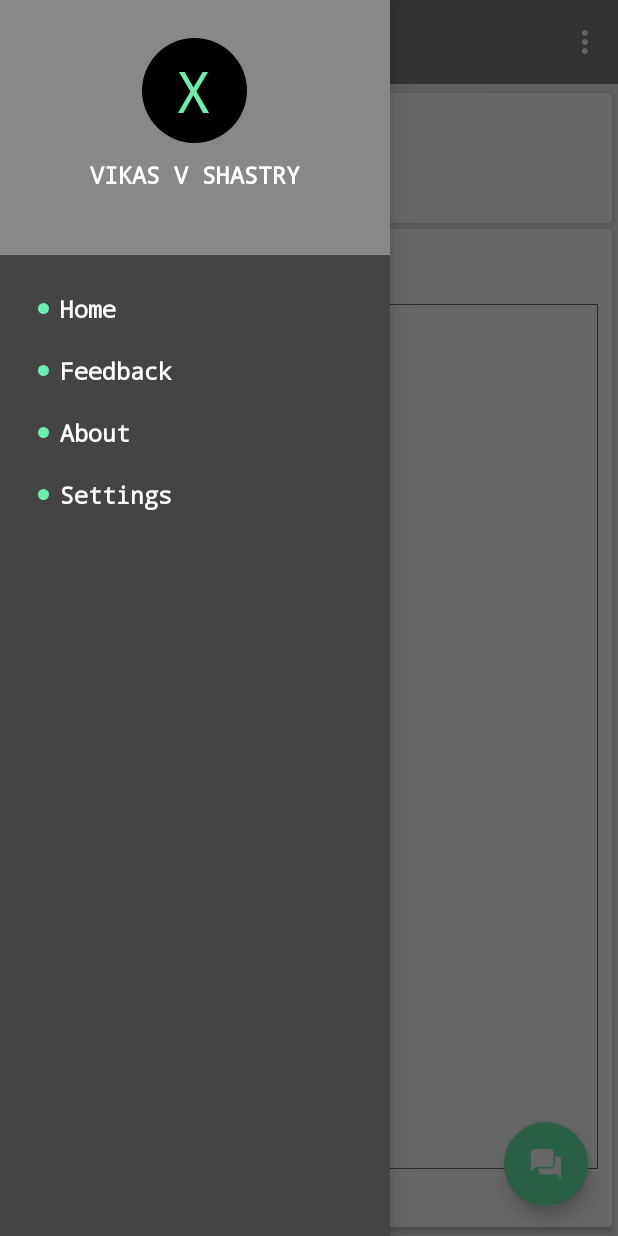
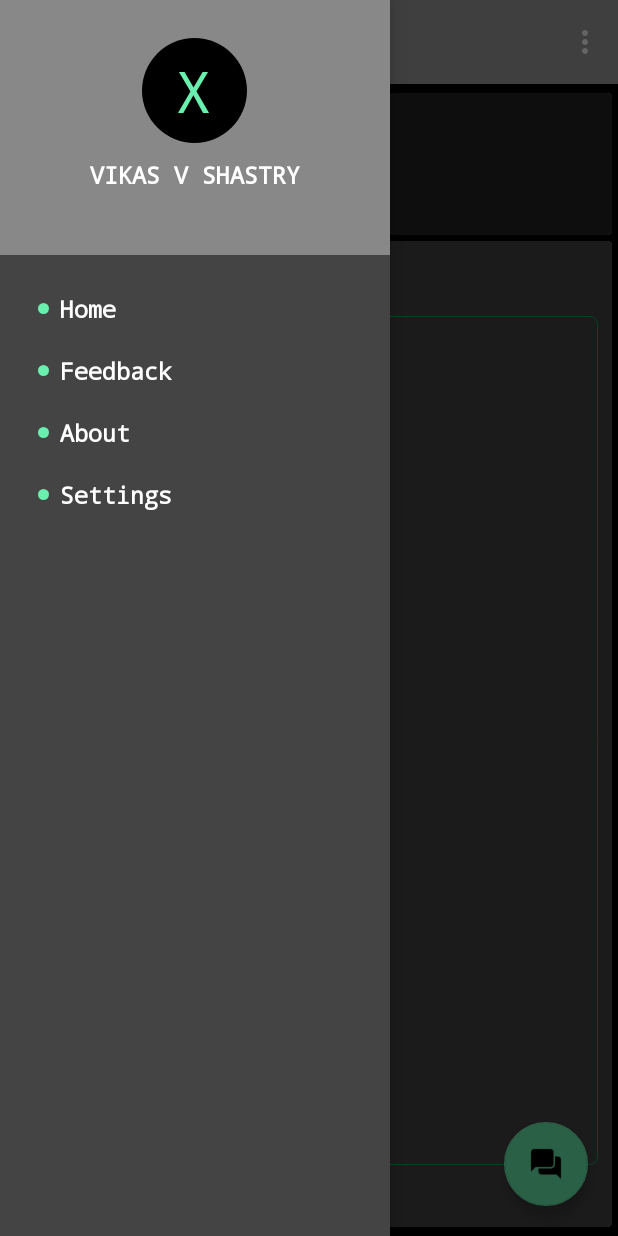
Before and after one commit to vikasvshastry/SaarthiCareer-App, an Android app: the fragment PostDisplayFragment placed in its activity, with the side drawer open, on a phone screen of 412 x 824 dp. Run offline under Robolectric (Android 15) with nearby library versions, the phone set to English and light mode, and no system bars; our stand-ins replace Firebase (no records; nobody signed in at launch, a user with empty details on screens opened directly); libraries missing offline, so code that uses them is left out: com.amulyakhare.textdrawable, com.firebase.client, com.firebase.ui; 2 statements that could not run were skipped.

Commit message:
Color changes

```diff
--- a/app/src/main/java/com/saarthicareer/saarthicareer/activity/NewPostActivity.java
+++ b/app/src/main/java/com/saarthicareer/saarthicareer/activity/NewPostActivity.java
@@ -213,6 +213,9 @@ public class NewPostActivity extends AppCompatActivity {
                 tempRef.setValue(post);
                 rootRef.child("notifications").child("messages").child(college).child(course).push().setValue(tempRef.getKey());
 
+                editTextBody.setText("");
+                editTextSubject.setText("");
+
             }
         });
     }
--- a/app/src/main/java/com/saarthicareer/saarthicareer/fragment/RegistrationStudentFragment.java
+++ b/app/src/main/java/com/saarthicareer/saarthicareer/fragment/RegistrationStudentFragment.java
@@ -168,12 +168,10 @@ public class RegistrationStudentFragment extends Fragment {
                                                 public void onComplete(@NonNull Task<Void> task) {
                                                     if (task.isSuccessful()) {
                                                         Toast.makeText(getActivity(), "Verification email sent to your mail", Toast.LENGTH_SHORT).show();
-                                                        getActivity().finish();
                                                     }
                                                     else
                                                     {
                                                         Toast.makeText(getActivity(), "Unable to send verification mail", Toast.LENGTH_SHORT).show();
-                                                        getActivity().finish();
                                                     }
                                                 }
                                             });
--- a/app/src/main/res/drawable/border_for_post.xml
+++ b/app/src/main/res/drawable/border_for_post.xml
@@ -3,5 +3,6 @@
     android:shape="rectangle" >
     <stroke
         android:width="0.5dp"
-        android:color="#666666" />
+        android:color="#11ab60" />
+    <corners android:radius="5dip" />
 </shape>
--- a/app/src/main/res/drawable/rounded_corner.xml
+++ b/app/src/main/res/drawable/rounded_corner.xml
@@ -1,6 +1,6 @@
 <?xml version="1.0" encoding="utf-8"?>
 <shape xmlns:android="http://schemas.android.com/apk/res/android">
-    <solid android:color="#ffd4d3" />
+    <solid android:color="#abd8d8" />
     <stroke
         android:width="0dip"
         android:color="#dddddd" />
--- a/app/src/main/res/drawable/rounded_corner1.xml
+++ b/app/src/main/res/drawable/rounded_corner1.xml
@@ -1,6 +1,6 @@
 <?xml version="1.0" encoding="utf-8"?>
 <shape xmlns:android="http://schemas.android.com/apk/res/android">
-    <solid android:color="#cce8f4" />
+    <solid android:color="#f4f4f4" />
     <stroke
         android:width="0dip"
         android:color="#9bcadf" />
--- a/app/src/main/res/layout/chat_me_layout.xml
+++ b/app/src/main/res/layout/chat_me_layout.xml
@@ -10,7 +10,7 @@
         android:layout_height="30dp"
         android:layout_marginTop="4dp"
         android:src="@drawable/arrow_bg1"
-        android:tint="#ffd4d3"
+        android:tint="#abd8d8"
         android:layout_alignParentEnd="true"/>
 
     <RelativeLayout
--- a/app/src/main/res/layout/chat_receive_layout.xml
+++ b/app/src/main/res/layout/chat_receive_layout.xml
@@ -11,7 +11,7 @@
         android:layout_height="30dp"
         android:layout_marginTop="4dp"
         android:src="@drawable/arrow_bg2"
-        android:tint="#cce8f4"
+        android:tint="#f4f4f4"
         android:layout_alignParentStart="true"/>
 
     <RelativeLayout
@@ -29,7 +29,7 @@
             android:layout_width="wrap_content"
             android:layout_height="wrap_content"
             android:layout_marginStart="16dp"
-            android:textColor="#959595"
+            android:textColor="#666666"
             android:layout_marginEnd="16dp"
             android:layout_marginTop="5dp"
             android:textSize="13sp"/>
--- a/app/src/main/res/layout/fragment_home.xml
+++ b/app/src/main/res/layout/fragment_home.xml
@@ -9,7 +9,7 @@
         android:layout_width="match_parent"
         android:id="@+id/recyclerView"
         android:layout_height="match_parent"
-        android:background="#666666"/>
+        android:background="@color/windowBackground"/>
 
     <android.support.design.widget.FloatingActionButton
         android:id="@+id/fab"
@@ -17,7 +17,7 @@
         android:layout_height="wrap_content"
         android:layout_margin="@dimen/fab_margin"
         android:src="@drawable/newpost"
-        android:tint="#ffffff"
+        android:tint="@color/windowBackground"
         android:layout_alignBottom="@+id/recyclerView"
         android:layout_alignEnd="@+id/recyclerView"/>
 
--- a/app/src/main/res/layout/fragment_post_display.xml
+++ b/app/src/main/res/layout/fragment_post_display.xml
@@ -3,7 +3,7 @@
     android:layout_width="match_parent"
     xmlns:android="http://schemas.android.com/apk/res/android"
     xmlns:card_view="http://schemas.android.com/apk/res-auto"
-    android:background="#efefef"
+    android:background="@color/windowBackground"
     android:clickable="true">
 
     <android.support.v7.widget.CardView
@@ -18,7 +18,7 @@
             android:layout_width="match_parent"
             android:layout_height="wrap_content"
             android:orientation="vertical"
-            android:background="#ffffff"
+            android:background="#242424"
             android:paddingStart="15dp"
             android:paddingEnd="5dp"
             android:paddingBottom="15dp"
@@ -37,14 +37,15 @@
                 android:textAllCaps="true"
                 android:textSize="35sp"
                 android:gravity="center"
-                android:textColor="#ffffff"/>
+                android:textColor="@color/textColorPrimary"/>
 
             <TextView
                 android:id="@+id/senderText"
                 android:layout_width="wrap_content"
                 android:layout_height="wrap_content"
                 android:layout_marginStart="15dp"
-                android:textSize="13sp"
+                android:textColor="@color/textColorPrimary"
+                android:textSize="15sp"
                 android:textStyle="bold"
                 android:layout_toEndOf="@+id/postImage"/>
 
@@ -55,13 +56,15 @@
                 android:layout_below="@+id/senderText"
                 android:layout_toEndOf="@+id/postImage"
                 android:layout_marginStart="15dp"
-                android:textSize="13sp"/>
+                android:textColor="@color/textColorPrimary"
+                android:textSize="15sp"/>
 
             <TextView
                 android:id="@+id/dateText"
                 android:layout_width="wrap_content"
                 android:layout_height="wrap_content"
-                android:textSize="13sp"
+                android:textSize="15sp"
+                android:textColor="@color/textColorPrimary"
                 android:layout_toEndOf="@+id/postImage"
                 android:layout_below="@+id/timeText"
                 android:layout_marginStart="15dp"/>
@@ -84,7 +87,7 @@
             android:layout_width="match_parent"
             android:layout_height="wrap_content"
             android:orientation="vertical"
-            android:background="#ffffff"
+            android:background="#444444"
             android:paddingStart="9dp"
             android:paddingBottom="10dp"
             android:paddingTop="15dp">
@@ -94,8 +97,9 @@
                 android:layout_width="wrap_content"
                 android:layout_height="wrap_content"
                 android:text="0"
-                android:textSize="13sp"
+                android:textSize="15sp"
                 android:textStyle="bold"
+                android:textColor="@color/textColorPrimary"
                 android:layout_marginTop="10dp"
                 android:layout_alignParentBottom="true"
                 android:layout_marginStart="5dp"/>
@@ -105,8 +109,11 @@
                 android:layout_width="wrap_content"
                 android:layout_height="wrap_content"
                 android:text="Comments"
-                android:textSize="12sp"
+                android:textSize="13sp"
+                android:gravity="center"
+                android:textColor="@color/textColorPrimary"
                 android:layout_alignTop="@id/commentsNumber"
+                android:layout_alignBottom="@+id/commentsNumber"
                 android:layout_toEndOf="@+id/commentsNumber"
                 android:layout_marginStart="5dp"/>
 
@@ -119,6 +126,7 @@
                         android:id="@+id/headingText"
                         android:layout_width="match_parent"
                         android:layout_height="wrap_content"
+                        android:textColor="@color/textColorPrimary"
                         android:textStyle="bold"
                         android:textSize="18sp"
                         android:layout_marginEnd="15dp"/>
@@ -139,10 +147,11 @@
 
                             <TextView
                                 android:id="@+id/bodyText"
+                                android:textColor="@color/textColorPrimary"
                                 android:layout_width="match_parent"
                                 android:layout_height="wrap_content"
                                 android:padding="10dp"
-                                android:textSize="15sp"/>
+                                android:textSize="16sp"/>
 
                         </RelativeLayout>
 
@@ -160,7 +169,7 @@
         android:layout_height="wrap_content"
         android:layout_margin="20dp"
         android:src="@drawable/comments"
-        android:tint="#ffffff"
+        android:tint="#000000"
         android:layout_alignBottom="@+id/secondcard"
         android:layout_alignEnd="@id/secondcard"/>
 
--- a/app/src/main/res/layout/toolbar.xml
+++ b/app/src/main/res/layout/toolbar.xml
@@ -5,6 +5,6 @@
     android:layout_width="match_parent"
     android:layout_height="wrap_content"
     android:minHeight="?attr/actionBarSize"
-    android:background="@color/windowBackground"
+    android:background="#444444"
     local:theme="@style/ThemeOverlay.AppCompat.Dark.ActionBar"
     local:popupTheme="@style/ThemeOverlay.AppCompat.Dark" />
```
Also changed, not shown: app/src/main/res/layout/fragment_comments.xml (+4 -3 lines), app/src/main/res/layout/post_layout.xml (+11 -4 lines).
